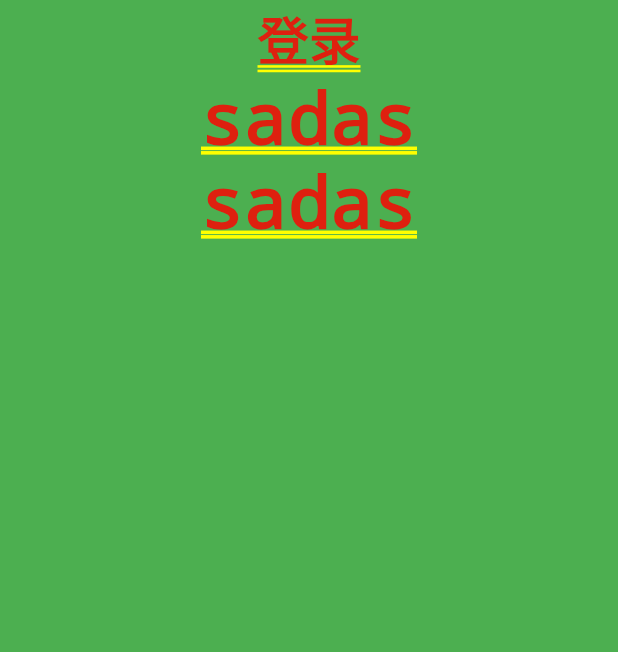
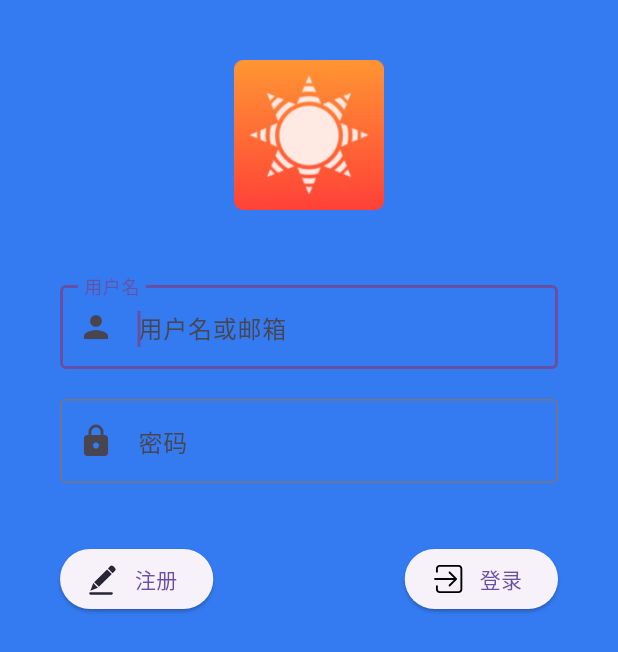
Before and after one commit to wu-yiqiang/flet, a Flutter app: the LoginPage screen opened by its route, on a phone screen of 412 x 824 dp. Shown: the top 652 px of the screen. Run offline on Flutter 3.47's test engine with Material 3 defaults, Android fonts, the phone set to English and light mode, and no system bars; our stand-ins replace dio, flutter_screenutil, flutter_svg, flutter_swiper_view, get; missing offline and left inert: dart:ffi, fplayer; network calls fail.

Commit message:
绘制登录页面

```diff
--- a/lib/pages/Login/login.dart
+++ b/lib/pages/Login/login.dart
@@ -2,34 +2,71 @@ import "package:get/get.dart";
 import 'package:flutter/material.dart';
 import 'package:flet/pages/Login/controller/login_controller.dart';
 import 'package:flutter_screenutil/flutter_screenutil.dart';
+import 'package:flutter_svg/svg.dart';
 
 class LoginPage extends StatelessWidget {
   LoginController loginController = Get.put(LoginController());
   @override
   Widget build(BuildContext context) {
     return SafeArea(
-      child: Container(
         child: Container(
-          child:  Center(
-            child: Column(
-              children: [
-                Container(
-                  child: Text(
-                    "登录",
-                    style:
-                    TextStyle(fontSize: 30.sp, fontWeight: FontWeight.w700),
+          width: 360.w,
+          height: 690.h,
+          padding: EdgeInsets.all(20),
+          color: Color.fromRGBO(52,122,240,1),
+          child: Scaffold(
+            backgroundColor: Color.fromRGBO(52,122,240,1),
+            body: Container(
+              padding: EdgeInsets.all(20),
+              decoration: new BoxDecoration(
+                  borderRadius: new BorderRadius.all(Radius.circular(6.0)),
+              ),
+              child: Column(
+                mainAxisSize: MainAxisSize.min,
+                children: [
+                  Image.asset("assets/images/logo.png",
+                    width: 100.0,
                   ),
-                ),
-                Text("sadas"),
-                Text("sadas")
-              ],
-            ),
-          ),
-          width: 300.w,
-          color: Colors.green,
-        ),
-        color: Colors.white,
-      ),
+                  SizedBox(height: 50),
+                  TextField(
+                    autofocus: true,
+                    decoration: InputDecoration(
+                        labelText: 'username'.tr,
+                        hintText: 'username-tips'.tr,
+                        prefixIcon: Icon(Icons.person),
+                        border: OutlineInputBorder()),
+                  ),
+                  SizedBox(height: 20),
+                  TextField(
+                    decoration: InputDecoration(
+                        labelText: "password".tr,
+                        hintText: "password-tips".tr,
+                        prefixIcon: Icon(Icons.lock),
+                        border: OutlineInputBorder()),
+                    obscureText: true,
+                  ),
+                  SizedBox(height: 40),
+                  Row(
+                    mainAxisAlignment: MainAxisAlignment.spaceBetween,
+                    children: [
+                      ElevatedButton.icon(
+                        icon: SvgPicture.asset("assets/svg/register.svg",
+                            width: 26, height: 26),
+                        label: Text("register".tr),
+                        onPressed: () {},
+                      ),
+                      ElevatedButton.icon(
+                        icon: SvgPicture.asset("assets/svg/login.svg",
+                            width: 26, height: 26),
+                        label: Text("login".tr),
+                        onPressed: () {},
+                      ),
+                    ],
+                  )
+                ],
+              ),
+            ))
+        )
     );
   }
 }
--- a/lib/translation/translation.dart
+++ b/lib/translation/translation.dart
@@ -6,10 +6,23 @@ class Messages extends Translations {
   // TODO: implement keys
   Map<String, Map<String, String>> get keys => {
     'zh_CN': {
+      "username": "用户名",
+      'username-tips': "用户名或邮箱",
+      "password": "密码",
+      "password-tips": "登录密码",
+      "register": "注册",
+      "login": "登录",
       'more': "更多",
       "more-services": "更多服务",
+      "username": "用户名",
     },
     'en_US': {
+      "username": "username",
+      'username-tips': "username or email",
+      "password": "password",
+      "password-tips": "login password",
+      "register": "register",
+      "login": "login",
       'more': "more",
       "more-services": "more services",
     }
```
Also changed, not shown: assets/images/logo.png (added), assets/svg/login.svg (added), assets/svg/register.svg (added).
